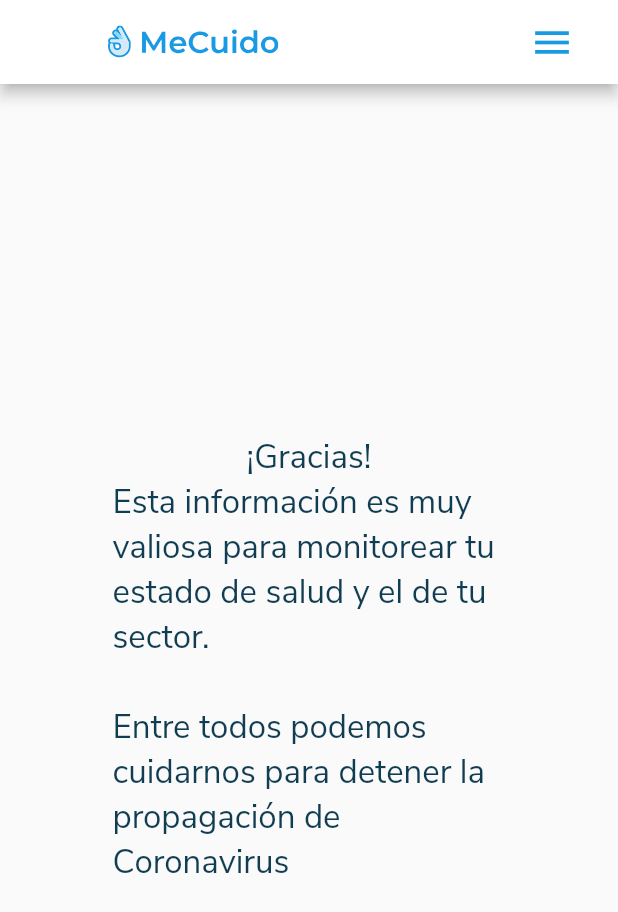
After one commit to jhonatan247/unal-hospital-mobile, a Flutter app: the TriageFinished screen opened by its route, on a phone screen of 412 x 824 dp. The commit adds this screen. Shown: the top 912 px of the screen. Run offline on Flutter 3.47's test engine with Material 2 defaults, Android fonts, the phone set to English and light mode, and no system bars; our stand-ins replace flutter_svg, flutter_swiper; network calls fail; project files that could hold a hidden picture were left out.

Commit message:
added push function on fetch, update theme colors, fix checkbox flow, added triage_finished screen

```diff
--- /dev/null
+++ b/lib/Screens/triage_finished.dart
@@ -0,0 +1,60 @@
+import 'package:flutter/material.dart';
+import 'package:flutter_svg/flutter_svg.dart';
+import 'package:me_cuido/Assets/images.dart';
+
+class TriageFinished extends StatefulWidget {
+  static String routeName = "triage_finished";
+  @override
+  _TriageFinishedState createState() => _TriageFinishedState();
+}
+
+class _TriageFinishedState extends State<TriageFinished> {
+  @override
+  Widget build(BuildContext context) {
+    return Scaffold(
+      appBar: AppBar(
+        title: SvgPicture.asset(
+          Images.APP_LOGO,
+          height: 22,
+        ),
+        backgroundColor: Theme.of(context).backgroundColor,
+        textTheme: TextTheme(
+            title: TextStyle(
+                color: Theme.of(context).primaryColor,
+                fontSize: 18,
+                fontWeight: FontWeight.bold)),
+        actions: <Widget>[
+          FlatButton(
+              child: Icon(
+                Icons.menu,
+                size: 30,
+                color: Theme.of(context).primaryColor,
+              ),
+              textColor: Theme.of(context).primaryColorDark,
+              onPressed: () {
+                print("menu icon was clicked");
+              })
+        ],
+      ),
+      body: Container(
+        padding: EdgeInsets.fromLTRB(75, 10, 75, 10),
+        child: Center(
+          child: Column(
+            mainAxisAlignment: MainAxisAlignment.center,
+            crossAxisAlignment: CrossAxisAlignment.center,
+            children: <Widget>[
+              Text(
+                '¡Gracias!',
+                style: Theme.of(context).textTheme.display1,
+              ),
+              Text(
+                'Esta información es muy valiosa para monitorear tu estado de salud y el de tu sector.\n\nEntre todos podemos cuidarnos para detener la propagación de Coronavirus',
+                style: Theme.of(context).textTheme.display1,
+              )
+            ],
+          ),
+        ),
+      ),
+    );
+  }
+}
--- a/lib/Theme/Theme.dart
+++ b/lib/Theme/Theme.dart
@@ -13,6 +13,7 @@ class JhontanMariaTheme {
     primaryColorLight: DeepBlueColorScheme.secondary,
     cardTheme: CardTheme(color: DeepBlueColorScheme.secondary),
     textTheme: TextTheme(
+
       display1: TextStyle(
         color: DeepBlueColorScheme.secondary,
         fontSize: 22,
--- a/lib/Theme/color/colorScheme.dart
+++ b/lib/Theme/color/colorScheme.dart
@@ -3,7 +3,7 @@ import 'package:flutter/material.dart';
 class DeepBlueColorScheme {
   static const Color white = Color(0XFFFFFFFF);
   static const Color secondary = Color(0XFF113D52);
-  static const Color primary = Color(0XFF39AFD1);
+  static const Color primary = Color(0XFF199AE3);
   static const Color primaryLight = Color(0XFFC1D5DF);
 
   static const MaterialColor primarySwatch = const MaterialColor(
--- a/lib/Widgets/navigation.dart
+++ b/lib/Widgets/navigation.dart
@@ -23,11 +23,7 @@ class NavigationWidget extends StatelessWidget {
   }
 
   void onNextTab() {
-    if (currentIndex + 1 == count) {
-      onChange(currentIndex);
-    } else {
-      onChange(currentIndex + 1);
-    }
+    onChange(currentIndex + 1);
   }
 
   @override
--- a/lib/main.dart
+++ b/lib/main.dart
@@ -1,6 +1,7 @@
 import 'package:flutter/material.dart';
 import 'package:me_cuido/Screens/home.dart';
 import 'package:me_cuido/Screens/splash.dart';
+import 'package:me_cuido/Screens/triage_finished.dart';
 import 'package:me_cuido/Screens/welcome.dart';
 import './Theme/Theme.dart';
 
@@ -10,6 +11,7 @@ class MyApp extends StatelessWidget {
   final routes = <String, WidgetBuilder>{
     HomeScreen.routeName: (context) => HomeScreen(),
     WelcomeScreen.routeName: (context) => WelcomeScreen(),
+    TriageFinished.routeName: (context) => TriageFinished(),
   };
 
   @override
```
Also changed, not shown: lib/Models/fetch.dart (+15 -0 lines), lib/Models/results.dart (+8 -0 lines), lib/Widgets/multi_check.dart (+2 -14 lines), lib/screens/Triage.dart (+29 -20 lines).
